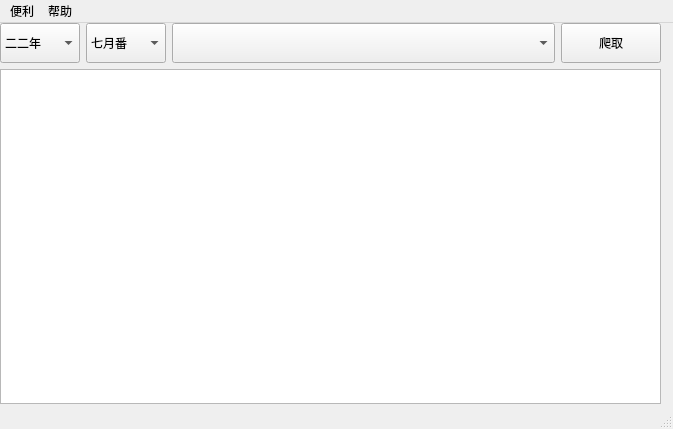
lissettecarlr/spider-animate, file window.ui: the form before one commit.
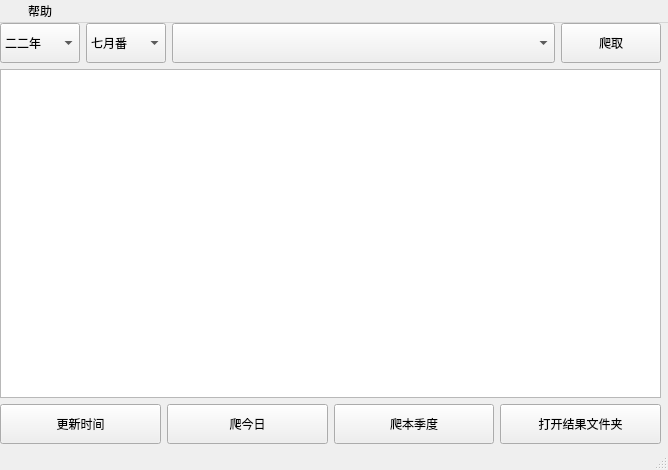
The form after the commit.

The edit to the form file:
```diff
--- a/window.ui
+++ b/window.ui
@@ -6,8 +6,8 @@
    <rect>
     <x>0</x>
     <y>0</y>
-    <width>673</width>
-    <height>429</height>
+    <width>668</width>
+    <height>470</height>
    </rect>
   </property>
   <property name="windowTitle">
@@ -20,7 +20,7 @@
       <x>0</x>
       <y>0</y>
       <width>661</width>
-      <height>381</height>
+      <height>421</height>
      </rect>
     </property>
     <layout class="QVBoxLayout" name="verticalLayout">
@@ -124,6 +124,62 @@
        </property>
       </widget>
      </item>
+     <item>
+      <layout class="QHBoxLayout" name="horizontalLayout_2">
+       <item>
+        <widget class="QPushButton" name="pushButton_2">
+         <property name="minimumSize">
+          <size>
+           <width>0</width>
+           <height>40</height>
+          </size>
+         </property>
+         <property name="text">
+          <string>更新时间</string>
+         </property>
+        </widget>
+       </item>
+       <item>
+        <widget class="QPushButton" name="pushButton_3">
+         <property name="minimumSize">
+          <size>
+           <width>0</width>
+           <height>40</height>
+          </size>
+         </property>
+         <property name="text">
+          <string>爬今日</string>
+         </property>
+        </widget>
+       </item>
+       <item>
+        <widget class="QPushButton" name="pushButton_4">
+         <property name="minimumSize">
+          <size>
+           <width>0</width>
+           <height>40</height>
+          </size>
+         </property>
+         <property name="text">
+          <string>爬本季度</string>
+         </property>
+        </widget>
+       </item>
+       <item>
+        <widget class="QPushButton" name="pushButton_5">
+         <property name="minimumSize">
+          <size>
+           <width>0</width>
+           <height>40</height>
+          </size>
+         </property>
+         <property name="text">
+          <string>打开结果文件夹</string>
+         </property>
+        </widget>
+       </item>
+      </layout>
+     </item>
     </layout>
    </widget>
   </widget>
@@ -132,7 +188,7 @@
     <rect>
      <x>0</x>
      <y>0</y>
-     <width>673</width>
+     <width>668</width>
      <height>22</height>
     </rect>
    </property>
@@ -142,15 +198,13 @@
     </property>
     <addaction name="action"/>
     <addaction name="action_2"/>
-   </widget>
-   <widget class="QMenu" name="menu_2">
-    <property name="title">
-     <string>便利</string>
-    </property>
-    <addaction name="action_3"/>
-    <addaction name="action_4"/>
     <addaction name="action_5"/>
    </widget>
+   <widget class="QMenu" name="menu_2">
+    <property name="title">
+     <string> </string>
+    </property>
+   </widget>
    <addaction name="menu_2"/>
    <addaction name="menu"/>
   </widget>
```
Left out of the diff: 1 changed line with no effect on the pictures.
